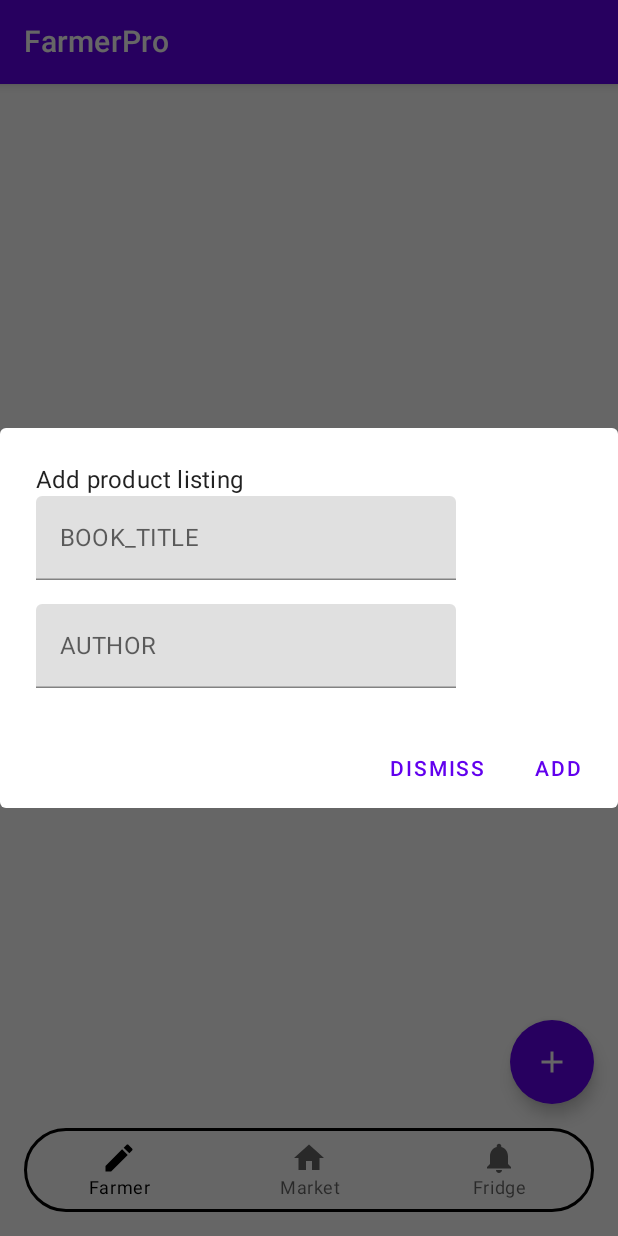
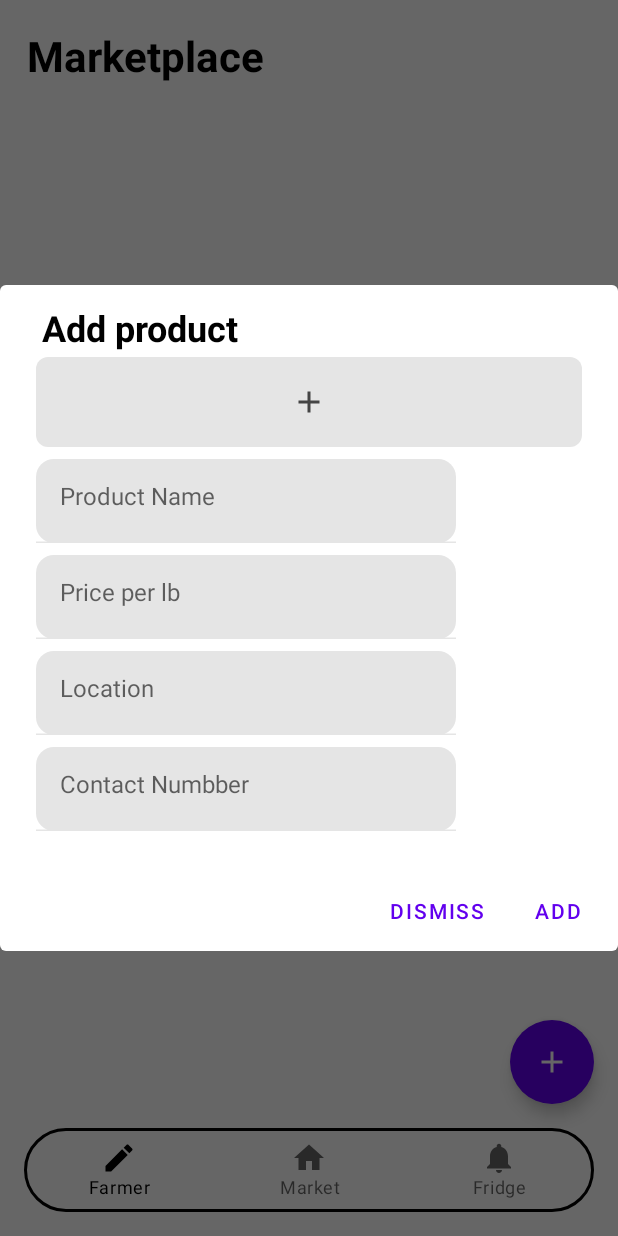
Before and after one commit to zaydadnan08/CS446, an Android app built with Jetpack Compose: the BooksScreen screen opened through its navigation route, after a tap on "Add item", on a phone screen of 412 x 824 dp. Run offline under Robolectric (Android 15) with nearby library versions, the phone set to English and light mode, and no system bars; our stand-ins replace Dagger/Hilt's generated code, Firebase (no records; nobody signed in at launch, a user with empty details on screens opened directly).

Commit message:
remake ui for marketplace use case

```diff
--- a/app/src/main/java/com/example/farmerpro/ui/basic/BorderButton.kt
+++ b/app/src/main/java/com/example/farmerpro/components/BorderButton.kt
@@ -1,4 +1,4 @@
-package com.example.farmerpro.ui.basic
+package com.example.farmerpro.components
 
 import androidx.compose.foundation.BorderStroke
 import androidx.compose.foundation.layout.fillMaxWidth
--- a/app/src/main/java/com/example/farmerpro/ui/basic/TextInput.kt
+++ b/app/src/main/java/com/example/farmerpro/components/GreyTextInput.kt
@@ -1,22 +1,28 @@
-package com.example.farmerpro.ui.basic
+package com.example.farmerpro.components
 
 import androidx.compose.foundation.BorderStroke
+import androidx.compose.foundation.background
 import androidx.compose.foundation.border
 import androidx.compose.foundation.layout.fillMaxWidth
 import androidx.compose.foundation.layout.padding
 import androidx.compose.foundation.shape.CircleShape
+import androidx.compose.foundation.shape.RoundedCornerShape
 import androidx.compose.material.Text
 import androidx.compose.material.TextField
 import androidx.compose.material.TextFieldDefaults
 import androidx.compose.runtime.Composable
 import androidx.compose.ui.Modifier
+import androidx.compose.ui.draw.clip
+import androidx.compose.ui.focus.FocusRequester
+import androidx.compose.ui.focus.focusRequester
 import androidx.compose.ui.graphics.Color
 import androidx.compose.ui.text.TextStyle
+import androidx.compose.ui.tooling.preview.Preview
 import androidx.compose.ui.unit.dp
 import androidx.compose.ui.unit.sp
 
 @Composable
-fun TextInput(
+fun GreyTextInput(
     value: String,
     onValueChange: (String) -> Unit,
     placeholder: String,
@@ -28,21 +34,17 @@ fun TextInput(
         placeholder = {
             Text(
                 text = placeholder,
-                style = TextStyle(fontSize = 14.sp)
+                style = TextStyle(fontSize = 16.sp)
             )
         },
-        textStyle = TextStyle(fontSize = 18.sp, lineHeight = 32.sp),
+        textStyle = TextStyle(fontSize = 16.sp, lineHeight = 32.sp),
         colors = TextFieldDefaults.outlinedTextFieldColors(
-            unfocusedBorderColor = Color.Transparent,
+            unfocusedBorderColor = Color(0xFFE5E5E5),
             focusedBorderColor = Color.Transparent,
             cursorColor = Color.Gray
         ),
+        shape = RoundedCornerShape(12.dp),
         modifier = modifier
-            .border(
-                BorderStroke(2.dp, Color.Black),
-                CircleShape
-            )
-            .fillMaxWidth()
-            .padding(horizontal = 8.dp),
+            .background(Color(0xFFE5E5E5), RoundedCornerShape(12.dp))
     )
 }
--- /dev/null
+++ b/app/src/main/java/com/example/farmerpro/components/TextInput.kt
@@ -0,0 +1,47 @@
+package com.example.farmerpro.components
+
+import androidx.compose.foundation.BorderStroke
+import androidx.compose.foundation.border
+import androidx.compose.foundation.layout.fillMaxWidth
+import androidx.compose.foundation.layout.padding
+import androidx.compose.foundation.shape.CircleShape
+import androidx.compose.material.Text
+import androidx.compose.material.TextField
+import androidx.compose.material.TextFieldDefaults
+import androidx.compose.runtime.Composable
+import androidx.compose.ui.Modifier
+import androidx.compose.ui.graphics.Color
+import androidx.compose.ui.text.TextStyle
+import androidx.compose.ui.unit.dp
+import androidx.compose.ui.unit.sp
+
+@Composable
+fun TextInput(
+    value: String,
+    onValueChange: (String) -> Unit,
+    placeholder: String,
+) {
+    TextField(
+        value = value,
+        onValueChange = onValueChange,
+        placeholder = {
+            Text(
+                text = placeholder,
+                style = TextStyle(fontSize = 14.sp)
+            )
+        },
+        textStyle = TextStyle(fontSize = 18.sp, lineHeight = 32.sp),
+        colors = TextFieldDefaults.outlinedTextFieldColors(
+            unfocusedBorderColor = Color.Transparent,
+            focusedBorderColor = Color.Transparent,
+            cursorColor = Color.Gray
+        ),
+        modifier = Modifier
+            .border(
+                BorderStroke(2.dp, Color.Black),
+                CircleShape
+            )
+            .fillMaxWidth()
+            .padding(horizontal = 8.dp),
+    )
+}
--- a/app/src/main/java/com/example/farmerpro/ui/home/farmer/farmscreen.kt
+++ b/app/src/main/java/com/example/farmerpro/ui/home/farmer/farmscreen.kt
@@ -22,7 +22,7 @@ import androidx.compose.ui.Alignment
 
 import androidx.lifecycle.viewmodel.compose.viewModel
 import com.example.farmerpro.ui.SpeechRecognizerContract
-import com.example.farmerpro.ui.basic.BorderedButton
+import com.example.farmerpro.components.BorderedButton
 import com.google.accompanist.permissions.ExperimentalPermissionsApi
 import com.google.accompanist.permissions.isGranted
 import com.google.accompanist.permissions.rememberPermissionState
--- a/app/src/main/java/com/example/farmerpro/ui/home/markets/MarketScreen.kt
+++ b/app/src/main/java/com/example/farmerpro/ui/home/markets/MarketScreen.kt
@@ -1,7 +1,18 @@
 package com.example.farmerpro.ui.home.markets
 
+import androidx.compose.foundation.layout.Arrangement
+import androidx.compose.foundation.layout.Column
+import androidx.compose.foundation.layout.fillMaxSize
+import androidx.compose.foundation.layout.padding
 import androidx.compose.material.Scaffold
+import androidx.compose.material.Text
 import androidx.compose.runtime.*
+import androidx.compose.ui.Modifier
+import androidx.compose.ui.text.TextStyle
+import androidx.compose.ui.text.font.FontWeight
+import androidx.compose.ui.text.style.TextAlign
+import androidx.compose.ui.unit.dp
+import androidx.compose.ui.unit.sp
 import androidx.hilt.navigation.compose.hiltViewModel
 import com.example.farmerpro.components.TopBar
 import com.example.farmerpro.ui.home.markets.components.AddBookAlertDialog
@@ -16,16 +27,26 @@ fun BooksScreen(
     viewModel: MarketViewModel = hiltViewModel()
 ) {
     var openDialog by remember { mutableStateOf(false) }
-
         Scaffold(
-        topBar = {
-            TopBar()
-        },
         content = { padding ->
+            Column(
+                verticalArrangement = Arrangement.Top,
+                modifier = Modifier
+                    .fillMaxSize()
+                    .padding(start = 10.dp, end = 10.dp, top = 10.dp)
+            ) {
+                Text(
+                    text = "Marketplace",
+                    modifier = Modifier.padding(bottom = 8.dp, top = 12.dp, start = 8.dp, end = 4.dp),
+                    style = TextStyle(
+                        fontWeight = FontWeight.Bold,
+                        fontSize = 28.sp,
+                        textAlign = TextAlign.Start
+                    )
+                )
                 Books(
                     booksContent = { books ->
                         BooksContent(
-                        padding = padding,
                             books = books,
                             deleteBook = { bookId ->
                                 viewModel.deleteBook(bookId)
@@ -43,6 +64,8 @@ fun BooksScreen(
                         }
                     }
                 )
+
+            }
         },
         floatingActionButton = {
             AddFloatingActionButton(
--- a/app/src/main/java/com/example/farmerpro/ui/home/markets/components/AddMarketplaceItemDialog.kt
+++ b/app/src/main/java/com/example/farmerpro/ui/home/markets/components/AddMarketplaceItemDialog.kt
@@ -1,17 +1,36 @@
 package com.example.farmerpro.ui.home.markets.components
 
+import androidx.compose.foundation.background
+import androidx.compose.foundation.layout.Box
 import androidx.compose.foundation.layout.Column
 import androidx.compose.foundation.layout.Spacer
+import androidx.compose.foundation.layout.fillMaxSize
+import androidx.compose.foundation.layout.fillMaxWidth
 import androidx.compose.foundation.layout.height
+import androidx.compose.foundation.layout.padding
+import androidx.compose.foundation.layout.size
+import androidx.compose.foundation.shape.RoundedCornerShape
 import androidx.compose.material.AlertDialog
+import androidx.compose.material.Icon
+import androidx.compose.material.IconButton
 import androidx.compose.material.Text
 import androidx.compose.material.TextButton
 import androidx.compose.material.TextField
+import androidx.compose.material.icons.Icons
+import androidx.compose.material.icons.filled.Add
 import androidx.compose.runtime.*
+import androidx.compose.ui.Alignment
+import androidx.compose.ui.Alignment.Companion.CenterHorizontally
 import androidx.compose.ui.Modifier
 import androidx.compose.ui.focus.FocusRequester
 import androidx.compose.ui.focus.focusRequester
+import androidx.compose.ui.graphics.Color
+import androidx.compose.ui.text.TextStyle
+import androidx.compose.ui.text.font.FontWeight
+import androidx.compose.ui.text.style.TextAlign
 import androidx.compose.ui.unit.dp
+import androidx.compose.ui.unit.sp
+import com.example.farmerpro.components.GreyTextInput
 import kotlinx.coroutines.job
 
 @Composable
@@ -19,53 +38,75 @@ fun AddBookAlertDialog(
     closeDialog: () -> Unit,
     addBook: (title: String, author: String) -> Unit
 ) {
-    var title by remember { mutableStateOf("") }
-    var author by remember { mutableStateOf("") }
+    var name by remember { mutableStateOf("") }
+    var price_per_lb by remember { mutableStateOf("") }
+    var location by remember { mutableStateOf("") }
+    var number by remember { mutableStateOf("") }
+
     val focusRequester = FocusRequester()
 
     AlertDialog(
         onDismissRequest = closeDialog,
-        title = {
-            Text(
-                text = "Add product listing"
-            )
-        },
         text = {
             Column {
-                TextField(
-                    value = title,
-                    onValueChange = { title = it },
-                    placeholder = {
-                        Text(
-                            text = "BOOK_TITLE"
+                Text(
+                    text = "Add product",
+                    modifier = Modifier.padding(4.dp), style = TextStyle(
+                        fontWeight = FontWeight.Bold,
+                        fontSize = 24.sp,
+                        textAlign = TextAlign.Start,
+                        color = Color.Black
+                    )
+                )
+
+                IconButton(
+                    onClick = {
+                              //add image here
+                    } ,
+                    modifier = Modifier
+                        .fillMaxWidth()
+                        .height(60.dp)
+                        .background(Color(0xFFE5E5E5), RoundedCornerShape(8.dp))
+                ) {
+                    Box(
+                        modifier = Modifier
+                            .fillMaxSize()
+                            .align(CenterHorizontally)
+                    ) {
+                        Icon(
+                            imageVector = Icons.Default.Add,
+                            contentDescription = "Add",
+                            tint = Color.DarkGray,
+                            modifier = Modifier
+                                    .align(Alignment.Center)
                         )
-                    },
-                    modifier = Modifier.focusRequester(focusRequester)
-                )
+                    }
+                }
+
+                Spacer(modifier = Modifier.height(8.dp))
+                GreyTextInput(value = name, onValueChange = { name = it } , placeholder = "Product Name", Modifier.focusRequester(focusRequester))
                 LaunchedEffect(Unit) {
                     coroutineContext.job.invokeOnCompletion {
                         focusRequester.requestFocus()
                     }
                 }
-                Spacer(
-                    modifier = Modifier.height(16.dp)
-                )
-                TextField(
-                    value = author,
-                    onValueChange = { author = it },
-                    placeholder = {
-                        Text(
-                            text = "AUTHOR"
-                        )
-                    }
-                )
+
+                Spacer(modifier = Modifier.height(8.dp))
+                GreyTextInput(value = price_per_lb, onValueChange =  { price_per_lb = it } , placeholder = "Price per lb")
+
+                Spacer(modifier = Modifier.height(8.dp))
+                GreyTextInput(value = location, onValueChange =  { location = it } , placeholder = "Location")
+
+                Spacer(modifier = Modifier.height(8.dp))
+                GreyTextInput(value = number, onValueChange =  { number = it } , placeholder = "Contact Numbber")
+
             }
         },
         confirmButton = {
             TextButton(
                 onClick = {
                     closeDialog()
-                    addBook(title, author)
+                    addBook(name, price_per_lb)
                 }
             ) {
                 Text(
--- a/app/src/main/java/com/example/farmerpro/ui/home/markets/components/BooksContent.kt
+++ b/app/src/main/java/com/example/farmerpro/ui/home/markets/components/BooksContent.kt
@@ -11,12 +11,11 @@ import com.example.farmerpro.domain.repository.Books
 
 @Composable
 fun BooksContent(
-    padding: PaddingValues,
     books: Books,
     deleteBook: (bookId: String) -> Unit
 ) {
     LazyColumn(
-        modifier = Modifier.fillMaxSize().padding(padding)
+        modifier = Modifier.fillMaxSize()
     ) {
         items(
             items = books
--- a/app/src/main/java/com/example/farmerpro/ui/landing/StartScreen.kt
+++ b/app/src/main/java/com/example/farmerpro/ui/landing/StartScreen.kt
@@ -20,7 +20,7 @@ import androidx.compose.ui.unit.sp
 import androidx.navigation.NavController
 import com.example.farmerpro.Screens
 import com.example.farmerpro.R
-import com.example.farmerpro.ui.basic.BorderedButton
+import com.example.farmerpro.components.BorderedButton
 
 @Composable
 fun StartScreen(navController: NavController){
--- a/app/src/main/java/com/example/farmerpro/ui/landing/UserSelectScreen.kt
+++ b/app/src/main/java/com/example/farmerpro/ui/landing/UserSelectScreen.kt
@@ -12,7 +12,7 @@ import androidx.compose.ui.unit.sp
 import androidx.navigation.NavController
 import com.example.farmerpro.R
 import com.example.farmerpro.Screens
-import com.example.farmerpro.ui.basic.BorderedButton
+import com.example.farmerpro.components.BorderedButton
 
 
 @Composable
--- a/app/src/main/java/com/example/farmerpro/ui/landing/UserSigninScreen.kt
+++ b/app/src/main/java/com/example/farmerpro/ui/landing/UserSigninScreen.kt
@@ -23,7 +23,7 @@ import androidx.hilt.navigation.compose.hiltViewModel
 import androidx.navigation.NavController
 import com.example.farmerpro.R
 import com.example.farmerpro.Screens
-import com.example.farmerpro.ui.basic.TextInput
+import com.example.farmerpro.components.TextInput
 import kotlinx.coroutines.launch
 
 @Composable
--- a/app/src/main/java/com/example/farmerpro/ui/landing/UserSignupScreen.kt
+++ b/app/src/main/java/com/example/farmerpro/ui/landing/UserSignupScreen.kt
@@ -1,5 +1,6 @@
 package com.example.farmerpro.ui.landing
 
+import android.annotation.SuppressLint
 import android.widget.Toast
 import androidx.compose.foundation.BorderStroke
 import androidx.compose.foundation.Image
@@ -26,10 +27,11 @@ import com.example.farmerpro.R
 import com.example.farmerpro.Screens
 import com.example.farmerpro.types.UserType
 import com.example.farmerpro.types.User
-import com.example.farmerpro.ui.basic.BorderedButton
-import com.example.farmerpro.ui.basic.TextInput
+import com.example.farmerpro.components.BorderedButton
+import com.example.farmerpro.components.TextInput
 import kotlinx.coroutines.launch
 
+@SuppressLint("SuspiciousIndentation")
 @Composable
 fun UserSignupScreen(
     navController: NavController,
```
Lines whose indentation alone changed are shown as unchanged.
